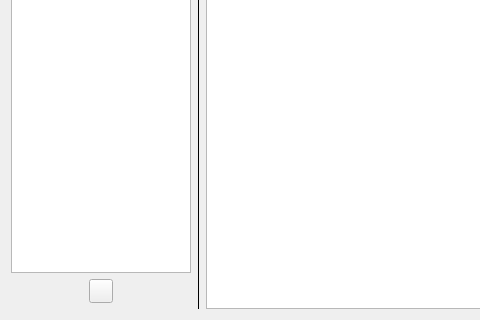
The window that mainwindow.ui (mt0982/QYTPreview) describes before a commit, drawn with Qt 5; both pictures show x 0 to 480 and y 86 to 406 of the 685 by 406 pixel window.
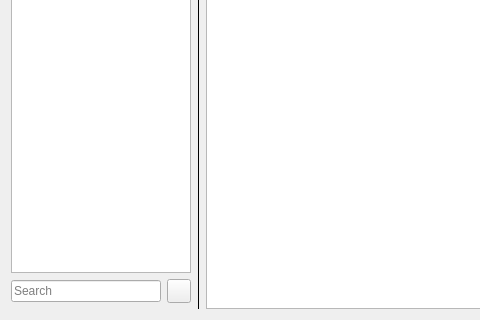
The same window after the commit. Icons and pictures are not drawn.

Commit message: Search Field Added

Patch:
```diff
--- a/mainwindow.ui
+++ b/mainwindow.ui
@@ -206,6 +206,25 @@
       <property name="sizeConstraint">
        <enum>QLayout::SetDefaultConstraint</enum>
       </property>
+      <item>
+       <widget class="QLineEdit" name="labelSearch">
+        <property name="sizePolicy">
+         <sizepolicy hsizetype="Preferred" vsizetype="Fixed">
+          <horstretch>0</horstretch>
+          <verstretch>0</verstretch>
+         </sizepolicy>
+        </property>
+        <property name="frame">
+         <bool>true</bool>
+        </property>
+        <property name="dragEnabled">
+         <bool>false</bool>
+        </property>
+        <property name="placeholderText">
+         <string>Search</string>
+        </property>
+       </widget>
+      </item>
       <item>
        <widget class="QPushButton" name="btnRemove">
         <property name="minimumSize">
```
The commit also changes 2 other files.
